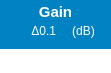
Qt form ui/measure_bar/gain_widget.ui (15903016222/Voice) before a commit.
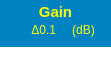
The same form after that commit.

Commit message: Updated: GainWidget显示颜色设为黄色

Diff of the .ui file:
```diff
--- a/ui/measure_bar/gain_widget.ui
+++ b/ui/measure_bar/gain_widget.ui
@@ -7,7 +7,7 @@
     <x>0</x>
     <y>0</y>
     <width>111</width>
-    <height>73</height>
+    <height>70</height>
    </rect>
   </property>
   <property name="windowTitle">
@@ -47,7 +47,7 @@
      <property name="styleSheet">
       <string notr="true">QLabel{
 background-color:rgba(0, 130, 195);
-color: rgb(255, 255, 255);
+color: rgb(255, 255, 0);
 border-right:1px solid qlineargradient(spread:reflect, x1:0.5, y1:0.028, x2:0.5, y2:1,
 stop:0.158192 rgba(0, 130, 195, 255), stop:0.559322 rgba(0, 0, 0, 255));
 }</string>
@@ -81,7 +81,7 @@
        <property name="styleSheet">
         <string notr="true">QLabel{
 background-color:rgba(0, 130, 195);
-color: rgb(255, 255, 255);
+color: rgb(255, 255, 0);
 }</string>
        </property>
        <property name="text">
@@ -111,7 +111,7 @@
        <property name="styleSheet">
         <string notr="true">QLabel{
 background-color:rgba(0, 130, 195);
-color: rgb(255, 255, 255);
+color: rgb(255, 255, 0);
 border-right:1px solid qlineargradient(spread:reflect, x1:0.5, y1:0.028, x2:0.5, y2:1,
 stop:0.158192 rgba(0, 130, 195, 255), stop:0.559322 rgba(0, 0, 0, 255));
 }</string>
```
